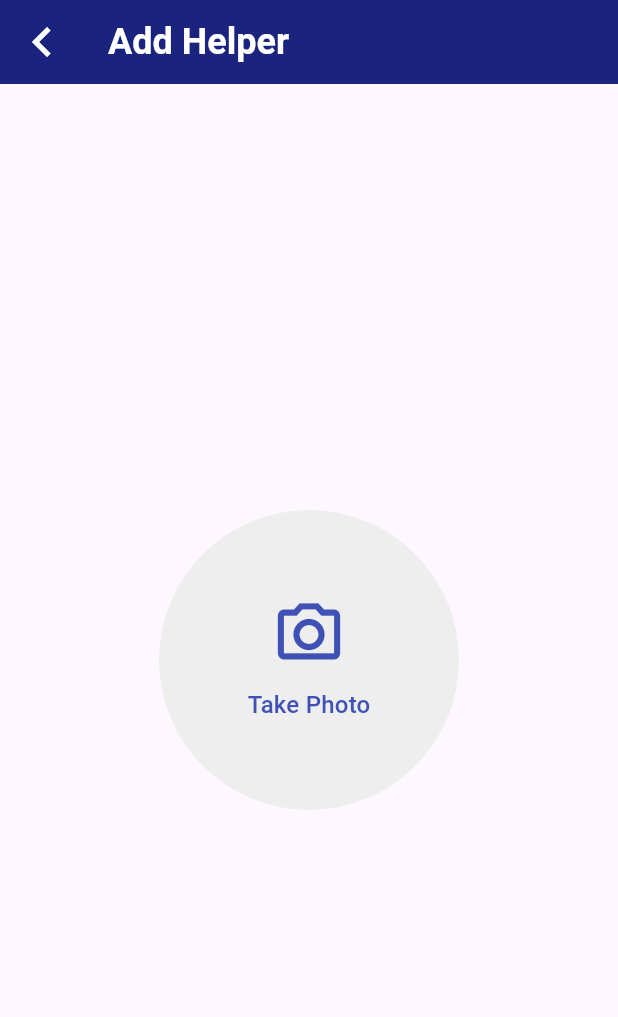
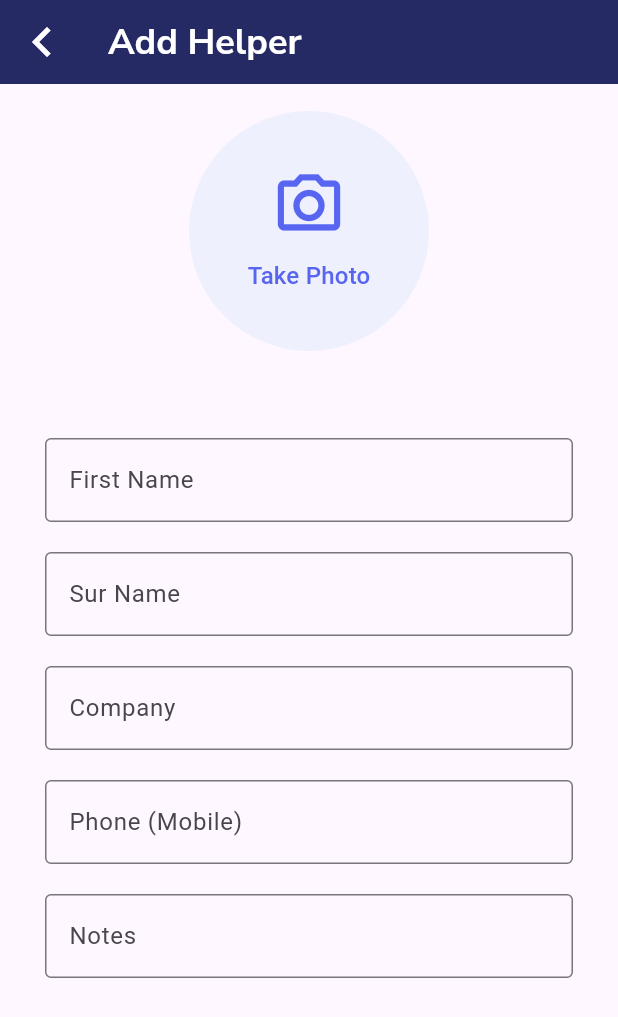
Before and after one commit to indugundam25/helper-module, a Flutter app: the screen it shows after launch, after a tap on "Add helper", on a phone screen of 412 x 824 dp. Shown: the top 1017 px of the screen. Run offline on Flutter 3.47's test engine with Material 3 defaults, Android fonts, the phone set to English and light mode, and no system bars; our stand-ins replace image_picker.

Commit message:
Add constants
Signed-off-by: Gundam Indu <gundamindu@Gundams-MacBook-Air.local>

```diff
--- /dev/null
+++ b/lib/constants/app_colors.dart
@@ -0,0 +1,8 @@
+import 'package:flutter/material.dart';
+
+class AppColors {
+  static const Color primary = Color(0xFF252A65);
+  static const Color accent = Color(0xFFEEF0FE);
+  static const Color grey = Color(0xFFF2F4F7);
+  static const Color neonblue = Color(0xFF5865F1);
+}
--- a/lib/main.dart
+++ b/lib/main.dart
@@ -22,6 +22,7 @@ class MyApp extends StatelessWidget {
           titleTextStyle: const TextStyle(
             fontSize: 22,
             fontWeight: FontWeight.bold,
+            fontFamily: 'Nunito Sans',
             color: Colors.white,
           ),
           iconTheme: const IconThemeData(color: Colors.white, size: 40.0),
@@ -37,6 +38,7 @@ class MyApp extends StatelessWidget {
             textStyle: const TextStyle(
               fontSize: 18,
               fontWeight: FontWeight.bold,
+              fontFamily: 'Nunito Sans',
               color: Colors.white,
             ),
           ),
--- a/lib/screens/AddHelper.dart
+++ b/lib/screens/AddHelper.dart
@@ -1,5 +1,8 @@
 // ignore: file_names
+import 'dart:io';
+import 'package:image_picker/image_picker.dart';
 import 'package:flutter/material.dart';
+import 'package:helper_module/constants/app_colors.dart';
 
 class AddHelper extends StatefulWidget {
   const AddHelper({super.key});
@@ -11,6 +14,21 @@ class AddHelper extends StatefulWidget {
 class _AddHelperState extends State<AddHelper> {
   @override
   Widget build(BuildContext context) {
+    final helperkey = GlobalKey<FormState>();
+    File? imageFile;
+  final ImagePicker picker = ImagePicker();
+
+  Future<void> pickImage() async {
+    final pickedFile = await picker.pickImage(
+      source: ImageSource.camera,
+    );
+
+    if (pickedFile != null) {
+      setState(() {
+        imageFile = File(pickedFile.path);
+      });
+    }
+  }
     return MaterialApp(
       home: Scaffold(
         appBar: AppBar(
@@ -26,30 +44,124 @@ class _AddHelperState extends State<AddHelper> {
               color: Colors.white,
               fontSize: 24.0,
               fontWeight: FontWeight.bold,
+              fontFamily: 'Nunito Sans',
             ),
           ),
-          backgroundColor: Colors.indigo[900],
+          backgroundColor:  AppColors.primary,
         ),
         body: Center(
           child: Column(
-            mainAxisAlignment: MainAxisAlignment.center,
             crossAxisAlignment: CrossAxisAlignment.center,
             children: [
-              CircleAvatar(
-                radius: 100.0,
-                backgroundColor: Colors.grey[200],
+              Padding(
+                padding: const EdgeInsets.all(18.0),
+                child: CircleAvatar(
+                  radius: 80.0,
+                  backgroundColor:  AppColors.accent,
                   child: Column(
                     mainAxisAlignment: MainAxisAlignment.center,
                     children: [
                       Icon(
                         Icons.camera_alt_outlined,
-                      color: Colors.indigo[500],
+                        color: AppColors.neonblue,
                         size: 50.0,
                       ),
                       SizedBox(height: 10.0),
                       Text(
                         'Take Photo',
-                      style: TextStyle(color: Colors.indigo[500]),
+                        style: TextStyle(color: AppColors.neonblue),
+                      ),
+                    ],
+                  ),
+                ),
+              ),
+              Form(
+        key: helperkey,
+        child: Column(
+          children: [
+            SizedBox(height: 30.0),
+            Padding(
+              padding: const EdgeInsets.symmetric(
+                vertical: 10.0,
+                horizontal: 30.0,
+              ),
+              child: TextFormField(
+                validator: (value) {
+                  if (value == null || value.isEmpty) {
+                    return 'Enter name';
+                  } else {
+                    return null;
+                  }
+                },
+                decoration: InputDecoration(
+                  labelText: 'First Name',
+                  border: OutlineInputBorder(),
+                ),
+              ),
+            ),
+            Padding(
+              padding: const EdgeInsets.symmetric(
+                vertical: 10.0,
+                horizontal: 30.0,
+              ),
+              child: TextFormField(
+                validator: (value) {
+                  if (value == null || value.isEmpty) {
+                    return 'Enter sur name';
+                  } else {
+                    return null;
+                  }
+                },
+                decoration: InputDecoration(
+                  labelText: 'Sur Name',
+                  border: OutlineInputBorder(),
+                ),
+              ),
+            ),
+            Padding(
+              padding: const EdgeInsets.symmetric(
+                vertical: 10.0,
+                horizontal: 30.0,
+              ),
+              child: TextFormField(
+                decoration: InputDecoration(
+                  labelText: 'Company',
+                  border: OutlineInputBorder(),
+                ),
+              ),
+            ),
+            Padding(
+              padding: const EdgeInsets.symmetric(
+                vertical: 10.0,
+                horizontal: 30.0,
+              ),
+              child: TextFormField(
+                validator: (value) {
+                  if (value == null || value.isEmpty) {
+                    return 'Enter Phone number';
+                  } else {
+                    return null;
+                  }
+                },
+                decoration: InputDecoration(
+                  labelText: 'Phone (Mobile)',
+                  border: OutlineInputBorder(),
+                ),
+              ),
+            ),
+            Padding(
+              padding: const EdgeInsets.symmetric(
+                vertical: 10.0,
+                horizontal: 30.0,
+              ),
+              child: SizedBox(
+                child: TextField(
+                  decoration: InputDecoration(
+                    border: OutlineInputBorder(),
+                    labelText: 'Notes',
+                  ),
+                ),
+              ),
             ),
           ],
         ),
--- a/lib/screens/HelperDetails.dart
+++ b/lib/screens/HelperDetails.dart
@@ -1,5 +1,6 @@
 // ignore: file_names
 import 'package:flutter/material.dart';
+import 'package:helper_module/constants/app_colors.dart';
 
 class HelperDetails extends StatefulWidget {
   const HelperDetails({super.key});
--- a/lib/screens/HelperList.dart
+++ b/lib/screens/HelperList.dart
@@ -2,6 +2,7 @@
 import 'package:flutter/material.dart';
 import 'package:helper_module/screens/AddHelper.dart';
 import 'package:helper_module/screens/HelperDetails.dart';
+import 'package:helper_module/constants/app_colors.dart';
 
 class HelperList extends StatefulWidget {
   const HelperList({super.key});
@@ -28,17 +29,15 @@ class _HelperListState extends State<HelperList> {
       appBar: AppBar(
         leading: IconButton(
           onPressed: () {},
-            icon: Icon(Icons.chevron_left,),
+          icon: const Icon(Icons.chevron_left),
         ),
-          title: const Text(
-            'Helpers',
-          ),
-          backgroundColor: Colors.indigo[900],
+        title: const Text("Helpers"),
+        backgroundColor: AppColors.primary,
       ),
       body: Column(
         children: [
           Padding(
-              padding: const EdgeInsets.fromLTRB(20.0, 15.0, 20.0, 15.0),
+            padding: const EdgeInsets.fromLTRB(20, 15, 20, 15),
             child: TextField(
               decoration: InputDecoration(
                 prefixIcon: const Icon(Icons.search),
@@ -51,10 +50,18 @@ class _HelperListState extends State<HelperList> {
           ),
 
           Expanded(
-              child: ListView.builder(
+            child: Padding(
+              padding: const EdgeInsets.all(10.0),
+              child: ListView.separated(
+                itemCount: helpers.length,
+                separatorBuilder: (context, index) => const Divider(
+                  height: 10.0,
+                  thickness: 0.5,
+                  color: Color(0xFFDEDEDE),
+                ),
                 itemBuilder: (context, index) {
                   final helper = helpers[index];
-                  return GestureDetector(
+                  return ListTile(
                     onTap: () {
                       Navigator.push(
                         context,
@@ -63,82 +70,65 @@ class _HelperListState extends State<HelperList> {
                         ),
                       );
                     },
-                    child: Container(
-                      padding: const EdgeInsets.all(20.0),
-                      decoration: const BoxDecoration(
-                        border: Border(
-                          bottom: BorderSide(
-                            width: 0.5,
-                            color: Color.fromARGB(255, 222, 222, 222),
+                    leading: const CircleAvatar(
+                      backgroundImage: AssetImage('assets/images/profile.avif'),
+                      radius: 30,
+                    ),
+                    title: Text(
+                      helper["name"]!,
+                      style: const TextStyle(
+                        fontSize: 20,
+                        fontWeight: FontWeight.bold,
                       ),
                     ),
-                      ),
-                      child: Row(
-                        children: [
-                          const CircleAvatar(
-                            backgroundImage: AssetImage(
-                              'assets/images/profile.avif',
-                            ),
-                            radius: 30.0,
-                          ),
-                          const SizedBox(width: 20.0),
-                          Column(
-                            crossAxisAlignment: CrossAxisAlignment.start,
-                            children: [
-                              Text(
-                                helper["name"]!,
+                    subtitle: Text(
+                      helper["role"]!,
                       style: const TextStyle(
-                                  fontSize: 20.0,
-                                  color: Colors.black,
-                                  fontWeight: FontWeight.bold
+                        fontSize: 15,
+                        color: Colors.grey,
                       ),
                     ),
-                              Text(
-                                helper["role"]!,
-                                style: const TextStyle(
-                                  fontSize: 15.0,
-                                  color: Colors.grey,
-                                  fontWeight: FontWeight.bold
-                                ),
-                              ),
-                            ],
-                          ),
-                          const Spacer(),
-                          CircleAvatar(
-                            backgroundColor: const Color.fromARGB(
-                              255,
-                              195,
-                              212,
-                              242,
-                            ),
+                    trailing: CircleAvatar(
+                      backgroundColor: AppColors.accent,
                       child: IconButton(
                         onPressed: () {
-                                // Call logic here
                         },
                         icon: const Icon(Icons.phone),
-                              color: Colors.indigo,
-                            ),
-                          ),
-                        ],
+                        color: AppColors.neonblue,
                       ),
                     ),
                   );
                 },
               ),
             ),
+          ),
+
           Padding(
             padding: const EdgeInsets.all(18.0),
             child: ElevatedButton(
-                style: ButtonStyle(backgroundColor: WidgetStateProperty.all(Colors.indigo[900])),
+              style: ElevatedButton.styleFrom(
+                backgroundColor: AppColors.primary,
+                padding: const EdgeInsets.symmetric(vertical: 15),
+              ),
               onPressed: () {
-                  Navigator.push(context, MaterialPageRoute(builder: (context)=> AddHelper()));
+                Navigator.push(
+                  context,
+                  MaterialPageRoute(builder: (context) => const AddHelper()),
+                );
               },
               child: Row(
                 mainAxisAlignment: MainAxisAlignment.center,
-                  children: [
-                    Icon(Icons.add, size: 30.0, weight: 20.0, color: Colors.white,),
-                    SizedBox(width: 10.0),
-                    Text('Add helper', style: TextStyle(color: Colors.white, fontSize: 20.0, fontWeight: FontWeight.bold)),
+                children: const [
+                  Icon(Icons.add, size: 30, color: Colors.white),
+                  SizedBox(width: 10),
+                  Text(
+                    'Add helper',
+                    style: TextStyle(
+                      color: Colors.white,
+                      fontSize: 20,
+                      fontWeight: FontWeight.bold,
+                    ),
+                  ),
                 ],
               ),
             ),
--- a/pubspec.yaml
+++ b/pubspec.yaml
@@ -34,6 +34,7 @@ dependencies:
   # The following adds the Cupertino Icons font to your application.
   # Use with the CupertinoIcons class for iOS style icons.
   cupertino_icons: ^1.0.8
+  image_picker: ^1.1.2
 
 dev_dependencies:
   flutter_test:
```
Also changed, not shown: pubspec.lock, 5 other files. Lines whose indentation alone changed are shown as unchanged.
